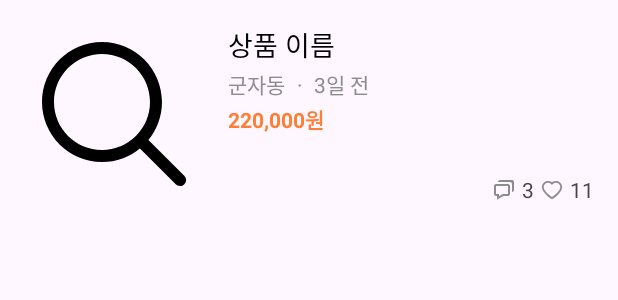
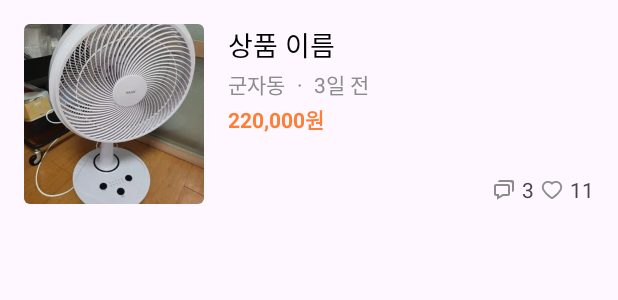
Before and after one commit to rlaxodud214/NBC-carrot-market, an Android app: the layout item_rv_posts.xml on its own in the app's theme, with its tools: preview values and no code run, on a phone screen of 412 x 824 dp. Shown: the top 300 px of the screen. Run offline under Robolectric (Android 15) with nearby library versions, the phone set to English and light mode, and no system bars.

Commit message:
feat: 상품 이미지 round 처리
add: image 리소스 파일 추가

```diff
--- /dev/null
+++ b/app/src/main/res/drawable/bg_round_image.xml
@@ -0,0 +1,8 @@
+<?xml version="1.0" encoding="utf-8"?>
+
+<shape
+    xmlns:android="http://schemas.android.com/apk/res/android"
+    android:shape="rectangle">
+    <corners
+        android:radius="4dp"/>
+</shape>
--- a/app/src/main/res/layout/item_rv_posts.xml
+++ b/app/src/main/res/layout/item_rv_posts.xml
@@ -10,7 +10,9 @@
         android:id="@+id/iv_product_image"
         android:layout_width="120dp"
         android:layout_height="120dp"
-        android:src="@drawable/ic_search"
+        android:src="@drawable/img_sample1"
+        android:background="@drawable/bg_round_image"
+        android:clipToOutline="true"
         app:layout_constraintBottom_toBottomOf="parent"
         app:layout_constraintStart_toStartOf="parent"
         app:layout_constraintTop_toTopOf="parent" />
@@ -116,8 +118,4 @@
         app:layout_constraintBottom_toBottomOf="parent"
         app:layout_constraintEnd_toEndOf="parent" />
 
-
-
-
-
 </androidx.constraintlayout.widget.ConstraintLayout>
```
Also changed, not shown: app/src/main/res/drawable/img_sample1.png (added), app/src/main/res/drawable/img_sample10.png (added), app/src/main/res/drawable/img_sample2.png (added), app/src/main/res/drawable/img_sample3.png (added), app/src/main/res/drawable/img_sample4.png (added), app/src/main/res/drawable/img_sample5.png (added), app/src/main/res/drawable/img_sample6.png (added), app/src/main/res/drawable/img_sample7.png (added), app/src/main/res/drawable/img_sample8.png (added), app/src/main/res/drawable/img_sample9.png (added), 1 other file.
